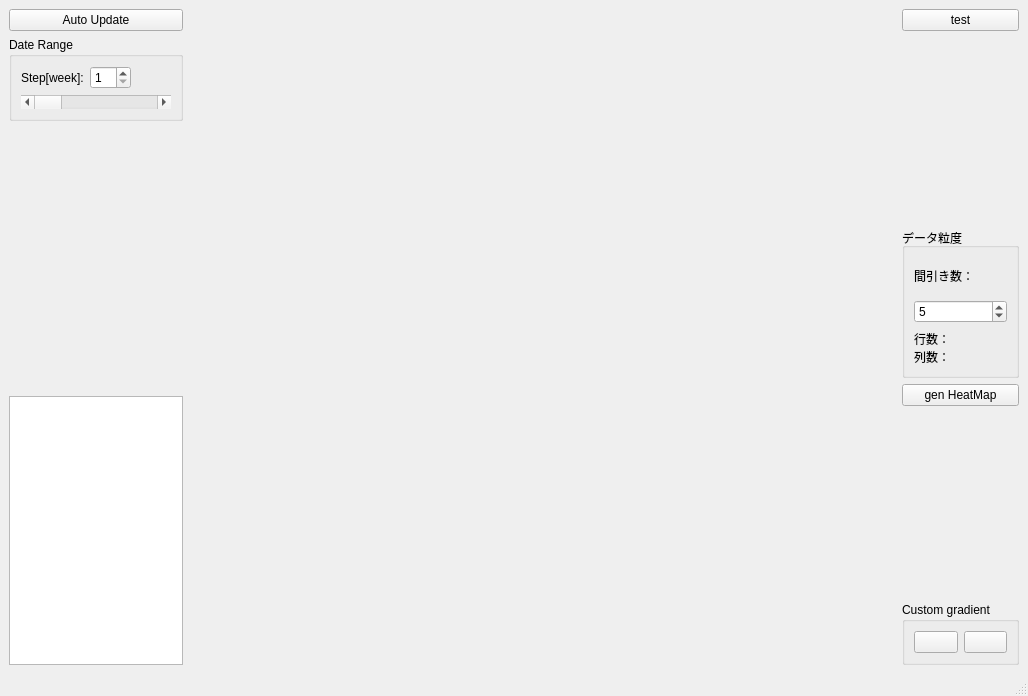
Qt form trade_monitor/trade_monitor/gapfill/gapfill_heatmap.ui (takkin-takilog/namake-trader) before a commit.
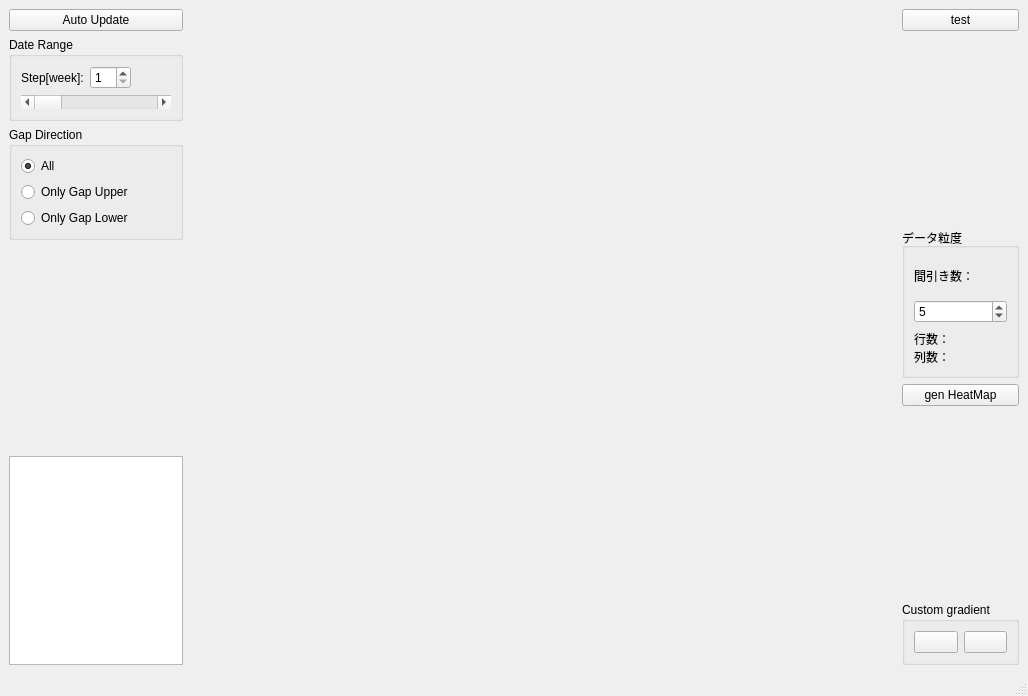
The same form after that commit.

Diff of the .ui file:
```diff
--- a/trade_monitor/trade_monitor/gapfill/gapfill_heatmap.ui
+++ b/trade_monitor/trade_monitor/gapfill/gapfill_heatmap.ui
@@ -92,6 +92,48 @@
         </layout>
        </widget>
       </item>
+      <item>
+       <widget class="QGroupBox" name="groupBox_GapDir">
+        <property name="title">
+         <string>Gap Direction</string>
+        </property>
+        <layout class="QVBoxLayout" name="verticalLayout_3">
+         <item>
+          <widget class="QRadioButton" name="radioButton_GapDirAll">
+           <property name="text">
+            <string>All</string>
+           </property>
+           <property name="checked">
+            <bool>true</bool>
+           </property>
+           <attribute name="buttonGroup">
+            <string notr="true">buttonGroup</string>
+           </attribute>
+          </widget>
+         </item>
+         <item>
+          <widget class="QRadioButton" name="radioButton_GpaDirUp">
+           <property name="text">
+            <string>Only Gap Upper</string>
+           </property>
+           <attribute name="buttonGroup">
+            <string notr="true">buttonGroup</string>
+           </attribute>
+          </widget>
+         </item>
+         <item>
+          <widget class="QRadioButton" name="radioButton_GapDirLo">
+           <property name="text">
+            <string>Only Gap Lower</string>
+           </property>
+           <attribute name="buttonGroup">
+            <string notr="true">buttonGroup</string>
+           </attribute>
+          </widget>
+         </item>
+        </layout>
+       </widget>
+      </item>
       <item>
        <spacer name="verticalSpacer_3">
         <property name="orientation">
```
Left out of the diff: 3 changed lines with no effect on the pictures.
